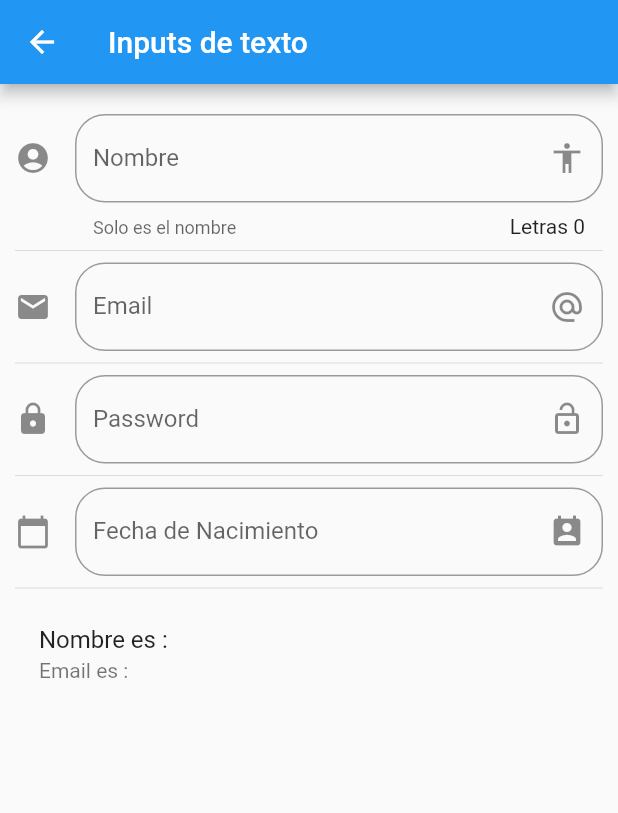
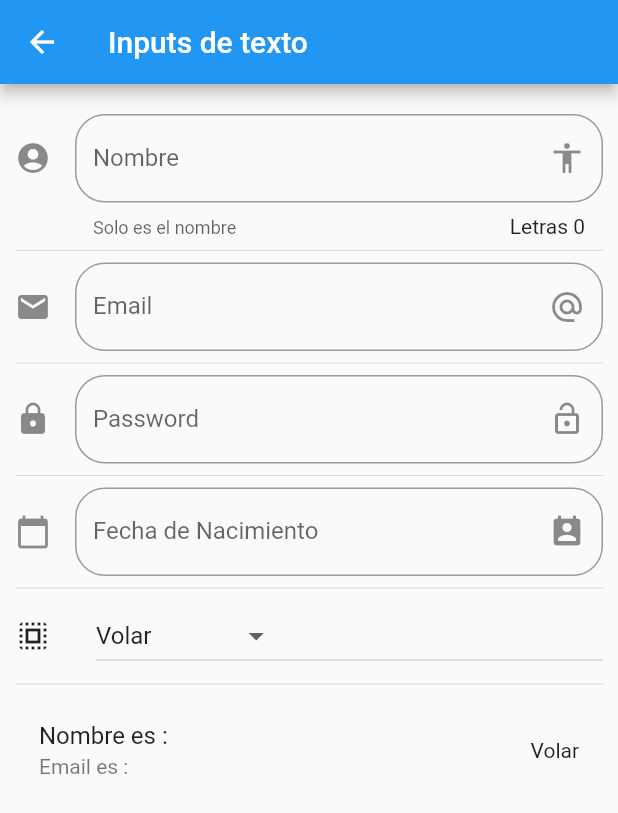
Before and after one commit to ararage/componentes, a Flutter app: the screen it shows after launch, after a tap on "Inputs", on a phone screen of 412 x 824 dp. Shown: the top 813 px of the screen. Run offline on Flutter 3.47's test engine with Material 2 defaults, Android fonts, the phone set to English and light mode, and no system bars; network calls fail.

```diff
--- a/data/menu_opts.json
+++ b/data/menu_opts.json
@@ -25,6 +25,11 @@
             "ruta" : "inputs",
             "icon" : "input",
             "texto": "Inputs"
+        },
+        {
+            "ruta" : "slider",
+            "icon" : "tune",
+            "texto": "Slider Checks"
         }
     ]
 }
--- a/lib/main.dart
+++ b/lib/main.dart
@@ -1,4 +1,5 @@
 import 'package:flutter/material.dart';
+import 'package:flutter_localizations/flutter_localizations.dart';
 import 'package:componentes/src/pages/alert_page.dart';
 import 'package:componentes/src/routes/routes.dart';
 
@@ -10,6 +11,15 @@ class MyApp extends StatelessWidget {
     return MaterialApp(
       title: 'Componentes App',
       debugShowCheckedModeBanner: false,
+      localizationsDelegates: [
+        GlobalMaterialLocalizations.delegate,
+        GlobalWidgetsLocalizations.delegate,
+        GlobalCupertinoLocalizations.delegate,
+      ],
+      supportedLocales: [
+        const Locale('en', 'UK'), // English
+        const Locale('es', 'ES'), // Hebrew
+      ],
       // home: HomePage(),
       routes: getApplicationRoutes(),
       onGenerateRoute: ( settings ){
--- a/lib/src/pages/input_page.dart
+++ b/lib/src/pages/input_page.dart
@@ -9,8 +9,10 @@ class _InputPageState extends State<InputPage> {
 
   String _nombre = "";
   String _email = "";
-  String _password = "";
   String _fecha = "";
+  String _opcionSeleccionada = "Volar";
+  List<String> _poderes = ['Volar', 'Rayos X', 'Super Aliento', 'Super Fuerza'];
+  TextEditingController _inputFieldDateController = new TextEditingController();
 
   @override
   Widget build(BuildContext context) {
@@ -28,6 +30,8 @@ class _InputPageState extends State<InputPage> {
           _crearPassword(),
           Divider(),
           _crearFecha(context),
+          Divider(),
+          _crearDropdown(),
           Divider(),
           _crearPersona()
         ],
@@ -87,13 +91,14 @@ class _InputPageState extends State<InputPage> {
             icon: Icon( Icons.lock )
         ),
         onChanged: (valor) => setState(() {
-          _password = valor;
+          //_password = valor;
         }));
   }
 
   Widget _crearFecha(BuildContext context){
     return TextField(
         enableInteractiveSelection: false,
+        controller: _inputFieldDateController,
         decoration: InputDecoration(
             border: OutlineInputBorder(
               borderRadius: BorderRadius.circular(20.0),
@@ -110,12 +115,56 @@ class _InputPageState extends State<InputPage> {
     );
   }
 
-  _selectDate(BuildContext context){}
+  _selectDate(BuildContext context) async {
+    DateTime picked = await showDatePicker(
+      context: context,
+      initialDate: new DateTime.now(),
+      firstDate: new DateTime(2020),
+      lastDate: new DateTime(2025),
+      locale: Locale('es', 'ES')
+    );
+    if (picked != null){
+      setState(() {
+        _fecha = picked.toString();
+        _inputFieldDateController.text = _fecha;
+      });
+    }
+  }
+
+  List<DropdownMenuItem<String>> getOpcionesDropDown(){
+    List<DropdownMenuItem<String>> lista = new List();
+    _poderes.forEach((poder){
+      lista.add(DropdownMenuItem(
+        child: Text(poder),
+        value: poder
+      ));
+    });
+    return lista;
+  }
+
+  Widget _crearDropdown (){
+    return Row(children: <Widget>[
+      Icon(Icons.select_all),
+      SizedBox(width: 30.0,),
+      Expanded(
+        child: DropdownButton(
+          value: _opcionSeleccionada,
+          items: getOpcionesDropDown(),
+          onChanged: (opt){
+            setState(() {
+              _opcionSeleccionada = opt;
+            });
+          },
+        )
+      )
+    ],);
+  }
 
   Widget _crearPersona(){
     return ListTile(
       title: Text('Nombre es : $_nombre'),
       subtitle: Text('Email es : $_email'),
+      trailing: Text(_opcionSeleccionada),
     );
   }
 }
--- a/lib/src/routes/routes.dart
+++ b/lib/src/routes/routes.dart
@@ -5,6 +5,8 @@ import 'package:componentes/src/pages/home_page.dart';
 import 'package:componentes/src/pages/card_page.dart';
 import 'package:componentes/src/pages/animated_container.dart';
 import 'package:componentes/src/pages/input_page.dart';
+import 'package:componentes/src/pages/slider_page.dart';
+
 
 Map<String, WidgetBuilder> getApplicationRoutes(){
   return <String, WidgetBuilder> {
@@ -14,5 +16,6 @@ Map<String, WidgetBuilder> getApplicationRoutes(){
     'card': ( BuildContext context ) => CardPage(),
     'animatedContainer': ( BuildContext context ) => AnimatedContainerPage(),
     'inputs': ( BuildContext context ) => InputPage(),
+    'slider': ( BuildContext context ) => SliderPage(),
   };
 }
--- a/lib/src/utils/icono_string_util.dart
+++ b/lib/src/utils/icono_string_util.dart
@@ -5,7 +5,8 @@ final _icons = <String, IconData> {
   'accessibility': Icons.accessibility,
   'folder_open': Icons.folder_open,
   'donut_large': Icons.donut_large,
-  'input': Icons.input
+  'input': Icons.input,
+  'tune': Icons.tune,
 };
 
 Icon getIcon(String nombreIcono){
--- a/pubspec.yaml
+++ b/pubspec.yaml
@@ -18,6 +18,9 @@ environment:
 
 dependencies:
   flutter:
+    sdk: flutter
+
+  flutter_localizations:
     sdk: flutter
 
   # The following adds the Cupertino Icons font to your application.
```
Also changed, not shown: lib/src/pages/slider_page.dart (added, +54 -0 lines), pubspec.lock.
